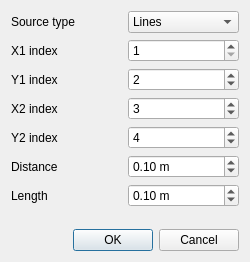
Kuszki/EW-Database, file harmonizedialog.ui: the form before one commit.
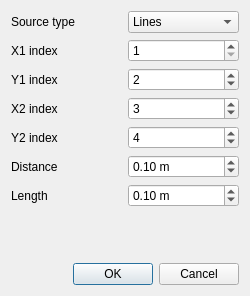
The form after the commit. Icons and pictures are not drawn.

```diff
--- a/harmonizedialog.ui
+++ b/harmonizedialog.ui
@@ -7,7 +7,7 @@
     <x>0</x>
     <y>0</y>
     <width>250</width>
-    <height>262</height>
+    <height>296</height>
    </rect>
   </property>
   <property name="windowTitle">
```
Left out of the diff: 30 changed lines with no effect on the pictures.
